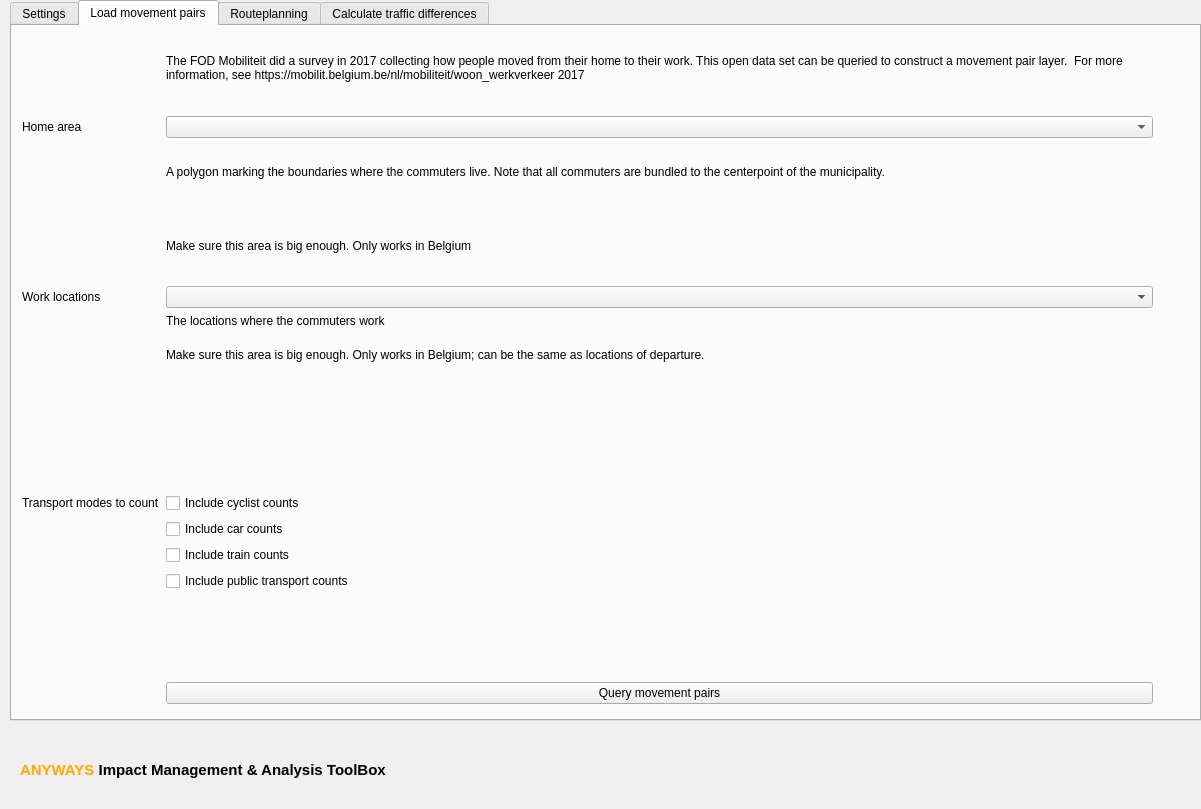
The window that ImPact_toolbox_dialog_base.ui (anyways-open/impact-qgis-plugin) describes before a commit, drawn with Qt 5.
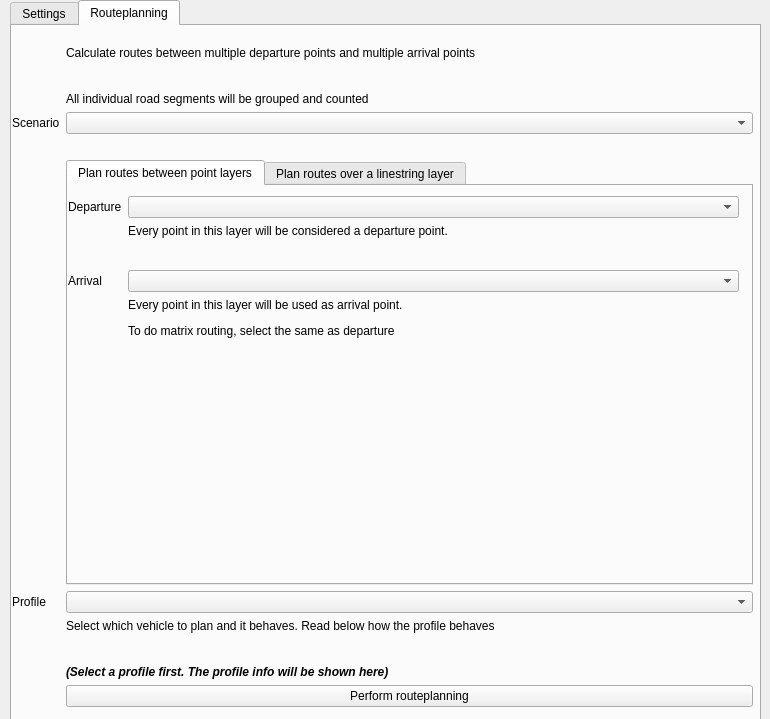
The same window after the commit. The open tabs and pages were chosen to show the change. Custom widgets are drawn as their Qt base class.

The edit to the form file:
```diff
--- a/ImPact_toolbox_dialog_base.ui
+++ b/ImPact_toolbox_dialog_base.ui
@@ -2,6 +2,9 @@
 <ui version="4.0">
  <class>APIRequestDialogBase</class>
  <widget class="QDialog" name="APIRequestDialogBase">
+  <property name="windowModality">
+   <enum>Qt::ApplicationModal</enum>
+  </property>
   <property name="enabled">
    <bool>true</bool>
   </property>
@@ -9,10 +12,22 @@
    <rect>
     <x>0</x>
     <y>0</y>
-    <width>1201</width>
-    <height>809</height>
+    <width>770</width>
+    <height>719</height>
    </rect>
   </property>
+  <property name="sizePolicy">
+   <sizepolicy hsizetype="Preferred" vsizetype="Preferred">
+    <horstretch>0</horstretch>
+    <verstretch>0</verstretch>
+   </sizepolicy>
+  </property>
+  <property name="minimumSize">
+   <size>
+    <width>0</width>
+    <height>0</height>
+   </size>
+  </property>
   <property name="contextMenuPolicy">
    <enum>Qt::DefaultContextMenu</enum>
   </property>
@@ -26,41 +41,19 @@
    <bool>false</bool>
   </property>
   <property name="modal">
-   <bool>false</bool>
+   <bool>true</bool>
   </property>
-  <widget class="QLabel" name="label_anyways_header">
-   <property name="geometry">
-    <rect>
-     <x>20</x>
-     <y>760</y>
-     <width>501</width>
-     <height>21</height>
-    </rect>
-   </property>
-   <property name="font">
-    <font>
-     <pointsize>11</pointsize>
-     <weight>75</weight>
-     <bold>true</bold>
-    </font>
-   </property>
-   <property name="text">
-    <string>&lt;html&gt;&lt;head/&gt;&lt;body&gt;&lt;p&gt;&lt;span style=&quot; color:#ffaa00;&quot;&gt;ANYWAYS&lt;/span&gt;
-                    Impact Management &amp;amp; Analysis ToolBox&lt;/p&gt;&lt;/body&gt;&lt;/html&gt;
-                </string>
-   </property>
-  </widget>
   <widget class="QTabWidget" name="main_tab">
    <property name="geometry">
     <rect>
      <x>10</x>
      <y>0</y>
-     <width>1191</width>
+     <width>751</width>
      <height>721</height>
     </rect>
    </property>
    <property name="currentIndex">
-    <number>2</number>
+    <number>1</number>
    </property>
    <widget class="QWidget" name="settings_tab">
     <attribute name="title">
@@ -71,7 +64,7 @@
       <rect>
        <x>10</x>
        <y>10</y>
-       <width>1151</width>
+       <width>731</width>
        <height>661</height>
       </rect>
      </property>
@@ -137,7 +130,7 @@
        </widget>
       </item>
       <item row="13" column="1">
-       <widget class="QgsFileWidget" name="project_directory"/>
+       <widget class="QgsFileWidget" name="project_directory" native="true"/>
       </item>
       <item row="14" column="1">
        <widget class="QLabel" name="label_6">
@@ -215,165 +208,6 @@
      <zorder>impact_url_textfield</zorder>
     </widget>
    </widget>
-   <widget class="QWidget" name="movement_pairs_tab">
-    <attribute name="title">
-     <string>Load movement pairs</string>
-    </attribute>
-    <widget class="QWidget" name="formLayoutWidget_5">
-     <property name="geometry">
-      <rect>
-       <x>10</x>
-       <y>0</y>
-       <width>1131</width>
-       <height>678</height>
-      </rect>
-     </property>
-     <layout class="QFormLayout" name="movement_pairs_form">
-      <item row="0" column="1">
-       <widget class="QLabel" name="label_19">
-        <property name="text">
-         <string>The FOD Mobiliteit did a survey in 2017 collecting how people moved from their home to their work. This open data set can be queried to construct a movement pair layer.  For more information, see https://mobilit.belgium.be/nl/mobiliteit/woon_werkverkeer 2017</string>
-        </property>
-        <property name="wordWrap">
-         <bool>true</bool>
-        </property>
-       </widget>
-      </item>
-      <item row="4" column="1">
-       <widget class="QLabel" name="label_20">
-        <property name="text">
-         <string/>
-        </property>
-       </widget>
-      </item>
-      <item row="1" column="1">
-       <widget class="QgsMapLayerComboBox" name="home_locations"/>
-      </item>
-      <item row="1" column="0">
-       <widget class="QLabel" name="label_21">
-        <property name="text">
-         <string>Home area</string>
-        </property>
-       </widget>
-      </item>
-      <item row="2" column="1">
-       <widget class="QLabel" name="label_22">
-        <property name="text">
-         <string>&lt;html&gt;&lt;head/&gt;&lt;body&gt;&lt;p&gt;A polygon marking the boundaries where the commuters live. Note that all commuters are bundled to the centerpoint of the municipality.&lt;/p&gt;&lt;p/&gt;&lt;/body&gt;&lt;/html&gt;</string>
-        </property>
-        <property name="wordWrap">
-         <bool>true</bool>
-        </property>
-       </widget>
-      </item>
-      <item row="5" column="1">
-       <widget class="QgsMapLayerComboBox" name="work_locations"/>
-      </item>
-      <item row="5" column="0">
-       <widget class="QLabel" name="label_23">
-        <property name="text">
-         <string>Work locations</string>
-        </property>
-       </widget>
-      </item>
-      <item row="6" column="1">
-       <widget class="QLabel" name="label_24">
-        <property name="text">
-         <string>The locations where the commuters work</string>
-        </property>
-       </widget>
-      </item>
-      <item row="9" column="1">
-       <widget class="QCheckBox" name="include_cyclists">
-        <property name="text">
-         <string>Include cyclist counts</string>
-        </property>
-       </widget>
-      </item>
-      <item row="10" column="1">
-       <widget class="QCheckBox" name="include_car">
-        <property name="text">
-         <string>Include car counts</string>
-        </property>
-       </widget>
-      </item>
-      <item row="11" column="1">
-       <widget class="QCheckBox" name="include_train">
-        <property name="text">
-         <string>Include train counts</string>
-        </property>
-       </widget>
-      </item>
-      <item row="12" column="1">
-       <widget class="QCheckBox" name="include_public_transport">
-        <property name="text">
-         <string>Include public transport counts</string>
-        </property>
-       </widget>
-      </item>
-      <item row="8" column="1">
-       <spacer name="verticalSpacer_3">
-        <property name="orientation">
-         <enum>Qt::Vertical</enum>
-        </property>
-        <property name="sizeHint" stdset="0">
-         <size>
-          <width>20</width>
-          <height>40</height>
-         </size>
-        </property>
-       </spacer>
-      </item>
-      <item row="9" column="0">
-       <widget class="QLabel" name="label_25">
-        <property name="text">
-         <string>Transport modes to count</string>
-        </property>
-       </widget>
-      </item>
-      <item row="3" column="1">
-       <widget class="QLabel" name="label_27">
-        <property name="text">
-         <string>Make sure this area is big enough. Only works in Belgium</string>
-        </property>
-        <property name="wordWrap">
-         <bool>true</bool>
-        </property>
-       </widget>
-      </item>
-      <item row="7" column="1">
-       <widget class="QLabel" name="label_28">
-        <property name="text">
-         <string>&lt;html&gt;&lt;head/&gt;&lt;body&gt;&lt;p&gt;Make sure this area is big enough. Only works in Belgium; can be the same as locations of departure.&lt;/p&gt;&lt;p/&gt;&lt;/body&gt;&lt;/html&gt;</string>
-        </property>
-        <property name="wordWrap">
-         <bool>true</bool>
-        </property>
-       </widget>
-      </item>
-      <item row="13" column="1">
-       <spacer name="verticalSpacer_4">
-        <property name="orientation">
-         <enum>Qt::Vertical</enum>
-        </property>
-        <property name="sizeHint" stdset="0">
-         <size>
-          <width>20</width>
-          <height>40</height>
-         </size>
-        </property>
-       </spacer>
-      </item>
-      <item row="14" column="1">
-       <widget class="QPushButton" name="query_movement_pairs_button">
-        <property name="text">
-         <string>Query movement pairs</string>
-        </property>
-       </widget>
-      </item>
-     </layout>
-    </widget>
-   </widget>
    <widget class="QWidget" name="routeplanning_tab">
     <attribute name="title">
      <string>Routeplanning</string>
@@ -383,7 +217,7 @@
       <rect>
        <x>0</x>
        <y>20</y>
-       <width>1181</width>
+       <width>741</width>
        <height>661</height>
       </rect>
      </property>
@@ -420,20 +254,13 @@
        </widget>
       </item>
       <item row="4" column="1">
-       <widget class="QLabel" name="label_8">
-        <property name="text">
-         <string>Use real-life routeplanning or a scenario from your ImPact instance</string>
-        </property>
-       </widget>
-      </item>
-      <item row="6" column="1">
        <widget class="QLabel" name="label_16">
         <property name="text">
          <string/>
         </property>
        </widget>
       </item>
-      <item row="8" column="1">
+      <item row="6" column="1">
        <widget class="QTabWidget" name="toolbox_origin_destination_or_movement">
         <property name="sizePolicy">
          <sizepolicy hsizetype="Expanding" vsizetype="MinimumExpanding">
@@ -448,7 +275,7 @@
          </size>
         </property>
         <property name="currentIndex">
-         <number>1</number>
+         <number>0</number>
         </property>
         <widget class="QWidget" name="tab1">
          <attribute name="title">
@@ -459,7 +286,7 @@
            <rect>
             <x>0</x>
             <y>10</y>
-            <width>1091</width>
+            <width>671</width>
             <height>260</height>
            </rect>
           </property>
@@ -566,49 +393,27 @@
         </widget>
        </widget>
       </item>
-      <item row="10" column="0">
+      <item row="8" column="0">
        <widget class="QLabel" name="label_9">
         <property name="text">
          <string>Profile</string>
         </property>
        </widget>
       </item>
-      <item row="10" column="1">
+      <item row="8" column="1">
        <widget class="QComboBox" name="profile_picker"/>
       </item>
-      <item row="11" column="1">
+      <item row="9" column="1">
        <widget class="QLabel" name="label_10">
         <property name="text">
          <string>&lt;html&gt;&lt;head/&gt;&lt;body&gt;&lt;p&gt;Select which vehicle to plan and it behaves. Read below how the profile behaves&lt;/p&gt;&lt;p/&gt;&lt;/body&gt;&lt;/html&gt;</string>
         </property>
        </widget>
       </item>
-      <item row="5" column="1">
-       <widget class="QComboBox" name="mergemode">
-        <item>
-         <property name="text">
-          <string>Create one line per segments and count sum the number of routes going over them</string>
-         </property>
-        </item>
-        <item>
-         <property name="text">
-          <string>Create one line for every route</string>
-         </property>
-        </item>
-       </widget>
-      </item>
-      <item row="5" column="0">
-       <widget class="QLabel" name="label_26">
-        <property name="text">
-         <string>Merging?</string>
-        </property>
-       </widget>
-      </item>
-      <item row="12" column="1">
+      <item row="10" column="1">
        <widget class="QLabel" name="profile_explanation">
         <property name="font">
          <font>
-          <weight>75</weight>
           <italic>true</italic>
           <bold>true</bold>
          </font>
@@ -618,7 +423,7 @@
         </property>
        </widget>
       </item>
-      <item row="13" column="1">
+      <item row="11" column="1">
        <widget class="QPushButton" name="perform_routeplanning_button">
         <property name="text">
          <string>Perform routeplanning</string>
@@ -628,87 +433,6 @@
      </layout>
     </widget>
    </widget>
-   <widget class="QWidget" name="traffic_diff_tab">
-    <attribute name="title">
-     <string>Calculate traffic differences</string>
-    </attribute>
-    <widget class="QWidget" name="formLayoutWidget_6">
-     <property name="geometry">
-      <rect>
-       <x>10</x>
-       <y>10</y>
-       <width>1171</width>
-       <height>641</height>
-      </rect>
-     </property>
-     <layout class="QFormLayout" name="traffic_diff_form">
-      <item row="1" column="1">
-       <widget class="QgsMapLayerComboBox" name="zero_situation_picker"/>
-      </item>
-      <item row="1" column="0">
-       <widget class="QLabel" name="label_30">
-        <property name="text">
-         <string>Zero situation</string>
-        </property>
-       </widget>
-      </item>
-      <item row="2" column="1">
-       <widget class="QLabel" name="label_31">
-        <property name="text">
-         <string>The weighted segment layer of the original, zero situation.</string>
-        </property>
-       </widget>
-      </item>
-      <item row="0" column="1">
-       <widget class="QLabel" name="label_32">
-        <property name="text">
-         <string>&lt;html&gt;&lt;head/&gt;&lt;body&gt;&lt;p&gt;Compare two layers of weighted segments to calculate a traffic shift. These can be constructed in the routeplanning tab.&lt;/p&gt;&lt;p/&gt;&lt;/body&gt;&lt;/html&gt;</string>
-        </property>
-        <property name="wordWrap">
-         <bool>true</bool>
-        </property>
-       </widget>
-      </item>
-      <item row="3" column="1">
-       <widget class="QgsMapLayerComboBox" name="new_situation_picker"/>
-      </item>
-      <item row="3" column="0">
-       <widget class="QLabel" name="label_33">
-        <property name="text">
-         <string>New situation</string>
-        </property>
-       </widget>
-      </item>
-      <item row="4" column="1">
-       <widget class="QLabel" name="label_34">
-        <property name="text">
-         <string>The weighted segment layer of the new (hypothetical) situation.</string>
-        </property>
-       </widget>
-      </item>
-      <item row="6" column="1">
-       <widget class="QPushButton" name="calculate_traffic_shift_button">
-        <property name="text">
-         <string>Calculate traffic shift</string>
-        </property>
-       </widget>
-      </item>
-      <item row="5" column="1">
-       <spacer name="verticalSpacer_6">
-        <property name="orientation">
-         <enum>Qt::Vertical</enum>
-        </property>
-        <property name="sizeHint" stdset="0">
-         <size>
-          <width>20</width>
-          <height>40</height>
-         </size>
-        </property>
-       </spacer>
-      </item>
-     </layout>
-    </widget>
-   </widget>
   </widget>
  </widget>
  <customwidgets>
```
